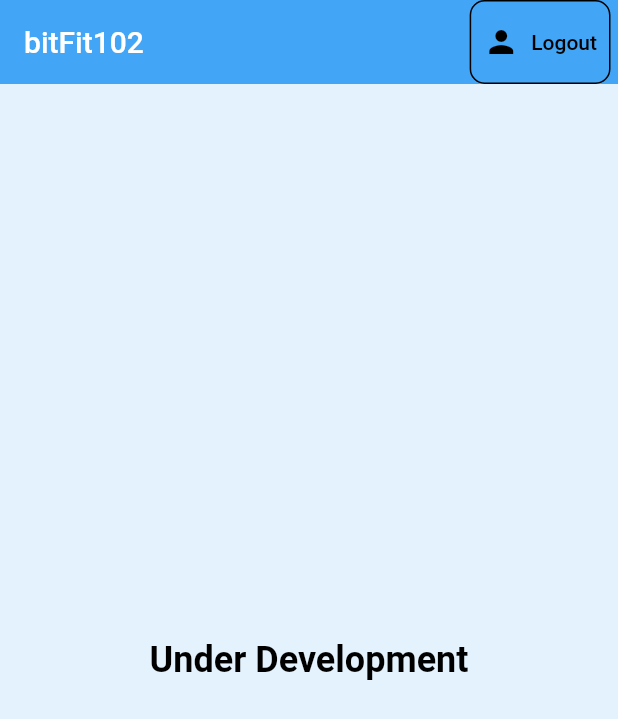
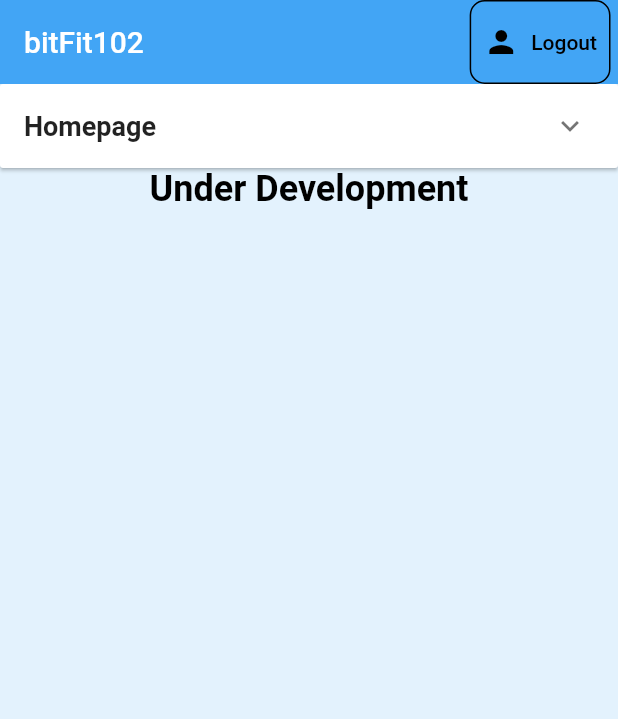
Before and after one commit to yongggquannn/bitfit102, a Flutter app: the screen it shows once a user with an empty profile is signed in, on a phone screen of 412 x 824 dp. Shown: the top 719 px of the screen. Run offline on Flutter 3.47's test engine with Material 2 defaults, Android fonts, the phone set to English and light mode, and no system bars; our stand-ins replace firebase_auth, firebase_core, flutter_spinkit; accounts and stored records are empty; network calls fail.

Commit message:
feat: Added accordian in the homepage

```diff
--- a/lib/home/home.dart
+++ b/lib/home/home.dart
@@ -1,10 +1,41 @@
 import 'package:bitfit102/screens/services/auth.dart';
 import 'package:flutter/material.dart';
 
-class Home extends StatelessWidget {
-  Home({Key? key}) : super(key: key);
+class Home extends StatefulWidget {
+  const Home({Key? key}) : super(key: key);
 
+  @override
+  _HomeState createState() => _HomeState();
+}
+
+class _HomeState extends State<Home> {
   final AuthService _auth = AuthService();
+
+  List<ExpansionPanelItem> panelItems = []; // Updated: Use a list to store expansion panel items
+
+  @override
+  void initState() {
+    super.initState();
+    // Initialize the expansion panel items
+    panelItems = [
+      ExpansionPanelItem(
+        headerText: 'Homepage',
+        children: [
+          'Explore workout plans',
+          'Workout History',
+          'Logout',
+        ],
+        isExpanded: false, // Updated: Set the initial expansion state for each item
+      ),
+    ];
+  }
+
+  void _expandCallback(int index) {
+    setState(() {
+      // Toggle the expansion state for the selected item
+      panelItems[index].isExpanded = !panelItems[index].isExpanded;
+    });
+  }
 
   @override
   Widget build(BuildContext context) {
@@ -25,7 +56,7 @@ class Home extends StatelessWidget {
               icon: const Icon(Icons.person, color: Colors.black),
               label: const Text(
                 'Logout',
-              style: TextStyle(color: Colors.black)
+                style: TextStyle(color: Colors.black),
               ),
               onPressed: () async {
                 await _auth.signOut();
@@ -34,7 +65,39 @@ class Home extends StatelessWidget {
           ),
         ],
       ),
-      body: const Center(
+      body: ListView(
+        children: <Widget>[
+          ExpansionPanelList(
+            elevation: 1,
+            expandedHeaderPadding: const EdgeInsets.all(0),
+            expansionCallback: (int index, bool isExpanded) {
+              _expandCallback(index); // Updated: Pass the index to the expansion callback
+            },
+            children: panelItems.map<ExpansionPanel>((item) {
+              return ExpansionPanel(
+                headerBuilder: (BuildContext context, bool isExpanded) {
+                  return ListTile(
+                    title: Text(
+                      item.headerText,
+                      style: const TextStyle(
+                        fontWeight: FontWeight.bold,
+                        fontSize: 18,
+                      ),
+                    ),
+                  );
+                },
+                body: Column(
+                  children: item.children.map<Widget>((child) {
+                    return ListTile(
+                      title: Text(child),
+                    );
+                  }).toList(),
+                ),
+                isExpanded: item.isExpanded,
+              );
+            }).toList(),
+          ),
+          const Center(
             child: Text(
               'Under Development',
               style: TextStyle(
@@ -44,6 +107,20 @@ class Home extends StatelessWidget {
               ),
             ),
           ),
+        ],
+      ),
     );
   }
 }
+
+class ExpansionPanelItem {
+  final String headerText;
+  final List<String> children;
+  bool isExpanded;
+
+  ExpansionPanelItem({
+    required this.headerText,
+    required this.children,
+    required this.isExpanded,
+  });
+}
--- a/lib/wrapper.dart
+++ b/lib/wrapper.dart
@@ -16,7 +16,7 @@ class Wrapper extends StatelessWidget {
     if (user == null) {
       return const Authenticate();
     } else {
-      return Home();
+      return const Home();
     }
   }
 }
```
Lines whose indentation alone changed are shown as unchanged.
